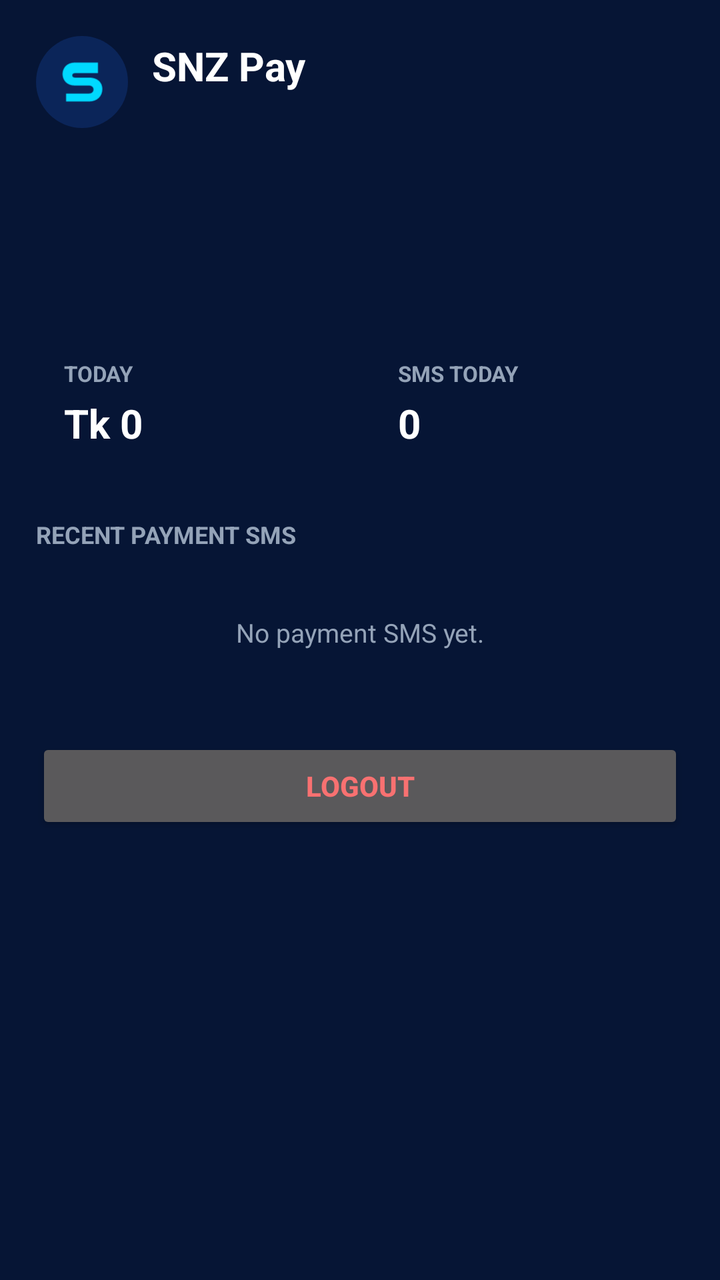
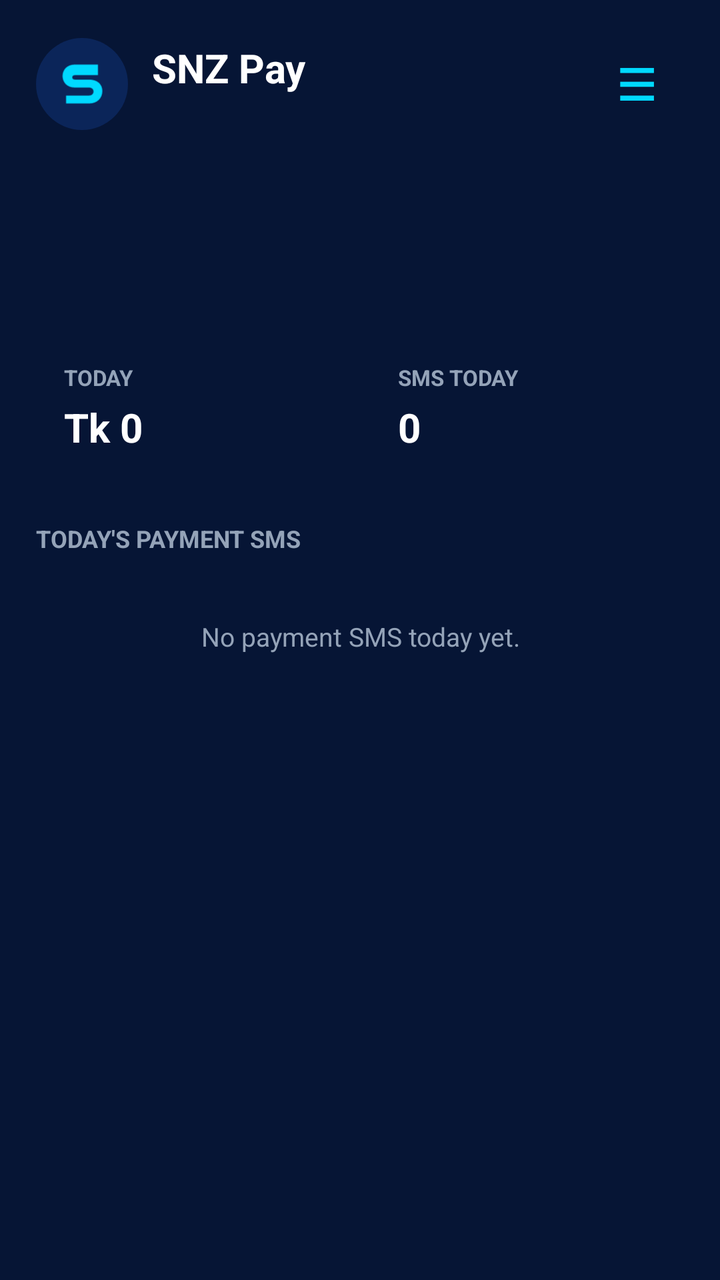

Compare the two renders of this Android layout. The source of the first and the diff that turns it into the second are given below.
<!-- AndroidManifest.xml: application theme AppTheme -->
<!-- res/layout/activity_main.xml -->
<?xml version="1.0" encoding="utf-8"?>
<ScrollView xmlns:android="http://schemas.android.com/apk/res/android"
    android:layout_width="match_parent"
    android:layout_height="match_parent"
    android:fillViewport="true">

    <LinearLayout
        android:layout_width="match_parent"
        android:layout_height="wrap_content"
        android:orientation="vertical"
        android:padding="18dp">

        
        <LinearLayout
            android:layout_width="match_parent"
            android:layout_height="wrap_content"
            android:gravity="center_vertical"
            android:orientation="horizontal">

            <ImageView
                android:layout_width="46dp"
                android:layout_height="46dp"
                android:src="@drawable/app_logo"
                android:contentDescription="@string/app_name" />

            <LinearLayout
                android:layout_width="0dp"
                android:layout_height="wrap_content"
                android:layout_marginStart="12dp"
                android:layout_weight="1"
                android:orientation="vertical">

                <TextView
                    android:layout_width="wrap_content"
                    android:layout_height="wrap_content"
                    android:text="@string/app_name"
                    android:textColor="@color/text"
                    android:textSize="20sp"
                    android:textStyle="bold" />

                <TextView
                    android:id="@+id/tvKeyInfo"
                    android:layout_width="wrap_content"
                    android:layout_height="wrap_content"
                    android:textColor="@color/brand"
                    android:textSize="12sp" />
            </LinearLayout>
        </LinearLayout>

        
        <LinearLayout
            android:id="@+id/cardStatus"
            android:layout_width="match_parent"
            android:layout_height="wrap_content"
            android:layout_marginTop="18dp"
            android:orientation="vertical"
            android:padding="16dp">

            <TextView
                android:id="@+id/tvStatus"
                android:layout_width="match_parent"
                android:layout_height="wrap_content"
                android:textColor="@color/green"
                android:textSize="14sp"
                android:textStyle="bold" />

            <TextView
                android:id="@+id/tvStatusSub"
                android:layout_width="match_parent"
                android:layout_height="wrap_content"
                android:layout_marginTop="4dp"
                android:textColor="@color/muted"
                android:textSize="12sp" />

            <Button
                android:id="@+id/btnFix"
                android:layout_width="match_parent"
                android:layout_height="46dp"
                android:layout_marginTop="12dp"
                android:text="ALLOW SMS"
                android:textColor="@color/bg"
                android:textStyle="bold"
                android:visibility="gone" />
        </LinearLayout>

        
        <LinearLayout
            android:layout_width="match_parent"
            android:layout_height="wrap_content"
            android:layout_marginTop="12dp"
            android:orientation="horizontal">

            <LinearLayout
                android:id="@+id/boxToday"
                android:layout_width="0dp"
                android:layout_height="wrap_content"
                android:layout_weight="1"
                android:orientation="vertical"
                android:padding="14dp">

                <TextView
                    android:layout_width="wrap_content"
                    android:layout_height="wrap_content"
                    android:text="TODAY"
                    android:textColor="@color/muted"
                    android:textSize="11sp"
                    android:textStyle="bold" />

                <TextView
                    android:id="@+id/tvToday"
                    android:layout_width="wrap_content"
                    android:layout_height="wrap_content"
                    android:layout_marginTop="4dp"
                    android:text="Tk 0"
                    android:textColor="@color/text"
                    android:textSize="20sp"
                    android:textStyle="bold" />
            </LinearLayout>

            <LinearLayout
                android:id="@+id/boxCount"
                android:layout_width="0dp"
                android:layout_height="wrap_content"
                android:layout_marginStart="10dp"
                android:layout_weight="1"
                android:orientation="vertical"
                android:padding="14dp">

                <TextView
                    android:layout_width="wrap_content"
                    android:layout_height="wrap_content"
                    android:text="SMS TODAY"
                    android:textColor="@color/muted"
                    android:textSize="11sp"
                    android:textStyle="bold" />

                <TextView
                    android:id="@+id/tvCount"
                    android:layout_width="wrap_content"
                    android:layout_height="wrap_content"
                    android:layout_marginTop="4dp"
                    android:text="0"
                    android:textColor="@color/text"
                    android:textSize="20sp"
                    android:textStyle="bold" />
            </LinearLayout>
        </LinearLayout>

        
        <TextView
            android:layout_width="wrap_content"
            android:layout_height="wrap_content"
            android:layout_marginTop="20dp"
            android:text="RECENT PAYMENT SMS"
            android:textColor="@color/muted"
            android:textSize="12sp"
            android:textStyle="bold" />

        <LinearLayout
            android:id="@+id/list"
            android:layout_width="match_parent"
            android:layout_height="wrap_content"
            android:layout_marginTop="8dp"
            android:orientation="vertical" />

        <TextView
            android:id="@+id/tvEmpty"
            android:layout_width="match_parent"
            android:layout_height="wrap_content"
            android:gravity="center"
            android:padding="24dp"
            android:text="No payment SMS yet."
            android:textColor="@color/muted"
            android:textSize="13sp" />

        <Button
            android:id="@+id/btnLogout"
            android:layout_width="match_parent"
            android:layout_height="48dp"
            android:layout_marginTop="20dp"
            android:text="LOGOUT"
            android:textColor="@color/red"
            android:textStyle="bold" />
    </LinearLayout>
</ScrollView>
<!-- resources referenced by this layout -->
<resources>
  <color name="bg">#061535</color>
  <color name="brand">#00D9FF</color>
  <color name="green">#00D89A</color>
  <color name="muted">#94A3B8</color>
  <color name="red">#F87171</color>
  <color name="text">#FFFFFF</color>
  <!-- drawable app_logo (drawable) -->
  <?xml version="1.0" encoding="utf-8"?>
  <layer-list xmlns:android="http://schemas.android.com/apk/res/android">
      <item>
          <shape android:shape="oval">
              <solid android:color="#0B2559" />
          </shape>
      </item>
      <item
          android:bottom="16dp"
          android:drawable="@drawable/app_logo_mark"
          android:left="16dp"
          android:right="16dp"
          android:top="16dp" />
  </layer-list>
  <string name="app_name">SNZ Pay</string>
  <style name="AppTheme" parent="@android:style/Theme.Material.NoActionBar">
          <item name="android:windowBackground">@color/bg</item>
          <item name="android:statusBarColor">@color/bg</item>
          <item name="android:navigationBarColor">@color/bg</item>
          <item name="android:colorAccent">@color/brand</item>
          <item name="android:textColorPrimary">@color/text</item>
      </style>
  <!-- drawable app_logo_mark (drawable) -->
  <?xml version="1.0" encoding="utf-8"?>
  <vector xmlns:android="http://schemas.android.com/apk/res/android"
      android:width="72dp"
      android:height="72dp"
      android:viewportWidth="72"
      android:viewportHeight="72">
      <path
          android:fillColor="#00D9FF"
          android:pathData="M54,14H28C19,14 14,20 14,27s5,13 14,13h16c3,0 5,2 5,4.5S47,49 44,49H18v9h26c9,0 15,-6 15,-14s-6,-13 -15,-13H28c-2,0 -3,-1 -3,-2.5S26,26 28,26h26z" />
  </vector>
</resources>

<!-- the commit's change to res/layout/activity_main.xml (unified diff, before → after) -->
@@ -5,6 +5,7 @@
     android:fillViewport="true">
 
     <LinearLayout
+        android:id="@+id/mainRoot"
         android:layout_width="match_parent"
         android:layout_height="wrap_content"
         android:orientation="vertical"
@@ -45,6 +46,16 @@
                     android:textColor="@color/brand"
                     android:textSize="12sp" />
             </LinearLayout>
+
+            <TextView
+                android:id="@+id/btnMenu"
+                android:layout_width="48dp"
+                android:layout_height="48dp"
+                android:gravity="center"
+                android:text="☰"
+                android:textColor="@color/brand"
+                android:textSize="22sp"
+                android:textStyle="bold" />
         </LinearLayout>
 
         
@@ -151,7 +162,7 @@
             android:layout_width="wrap_content"
             android:layout_height="wrap_content"
             android:layout_marginTop="20dp"
-            android:text="RECENT PAYMENT SMS"
+            android:text="TODAY'S PAYMENT SMS"
             android:textColor="@color/muted"
             android:textSize="12sp"
             android:textStyle="bold" />
@@ -169,17 +180,9 @@
             android:layout_height="wrap_content"
             android:gravity="center"
             android:padding="24dp"
-            android:text="No payment SMS yet."
+            android:text="No payment SMS today yet."
             android:textColor="@color/muted"
             android:textSize="13sp" />
 
-        <Button
-            android:id="@+id/btnLogout"
-            android:layout_width="match_parent"
-            android:layout_height="48dp"
-            android:layout_marginTop="20dp"
-            android:text="LOGOUT"
-            android:textColor="@color/red"
-            android:textStyle="bold" />
     </LinearLayout>
 </ScrollView>
<!-- resource entries referenced after the edit -->
@@ -4,7 +4,6 @@
   <color name="brand">#00D9FF</color>
   <color name="green">#00D89A</color>
   <color name="muted">#94A3B8</color>
-  <color name="red">#F87171</color>
   <color name="text">#FFFFFF</color>
   <!-- drawable app_logo (drawable) -->
   <?xml version="1.0" encoding="utf-8"?>
